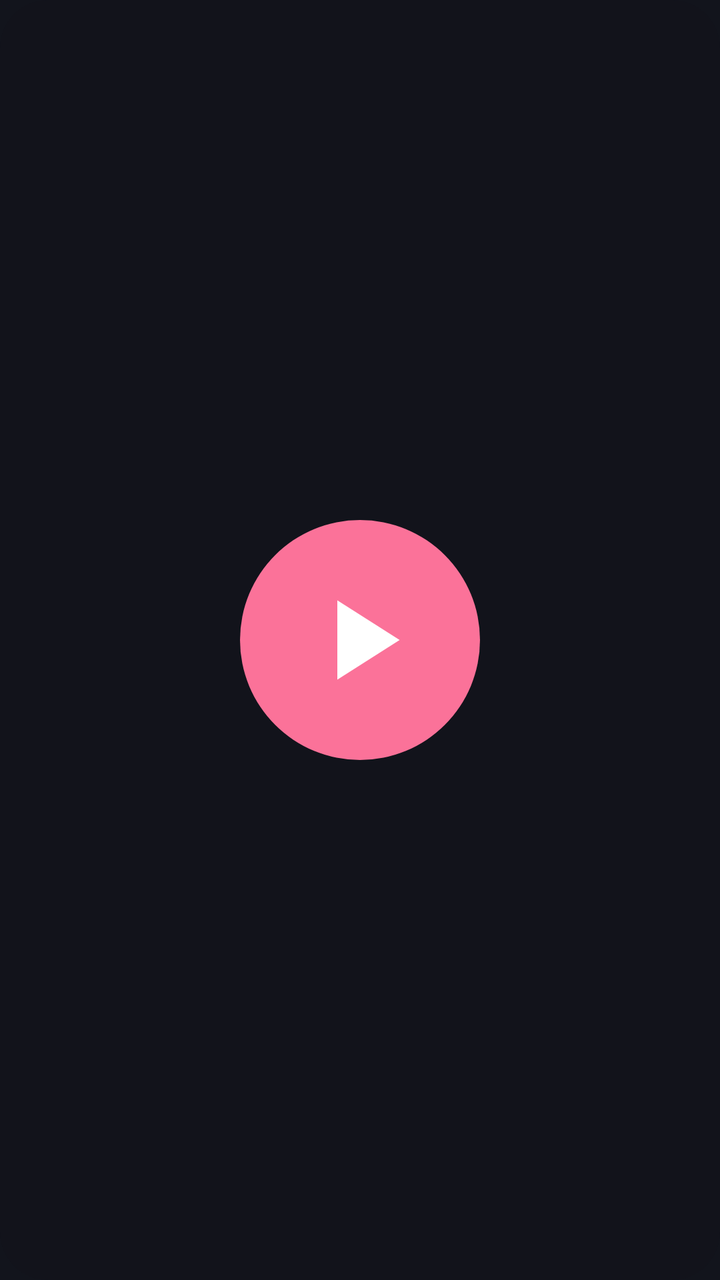
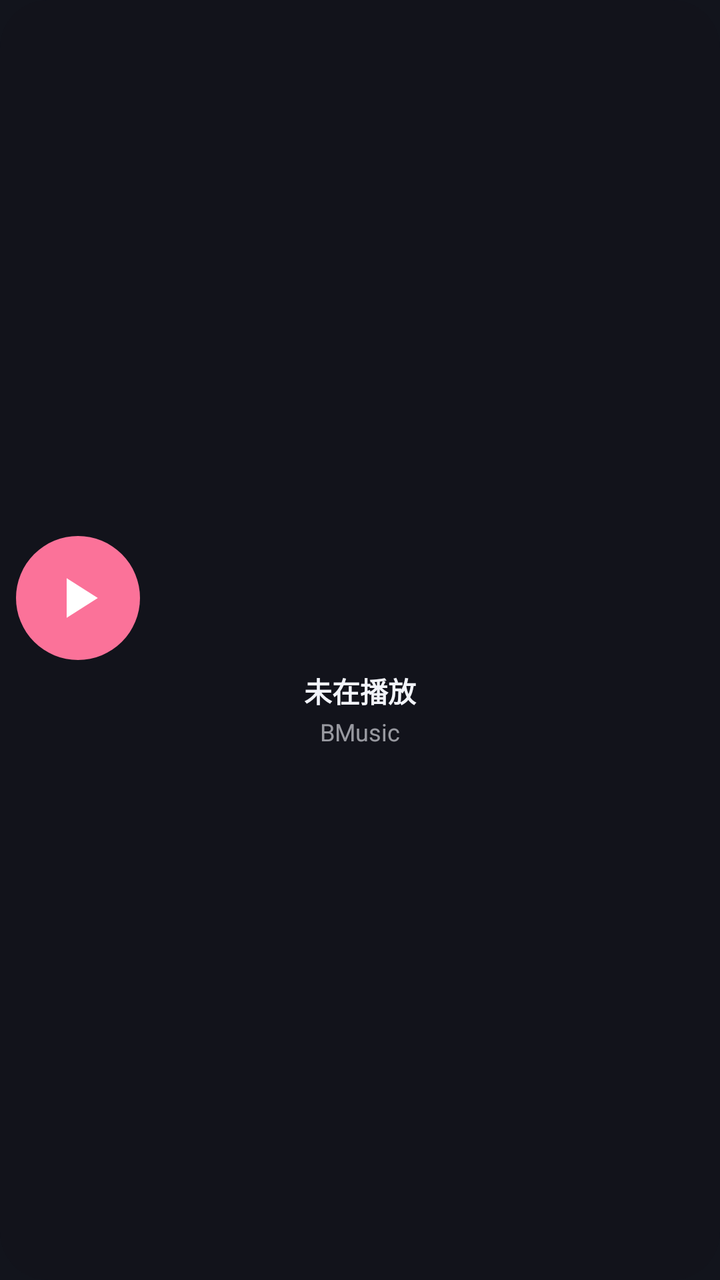

Compare the two renders of this Android layout. The source of the first and the diff that turns it into the second are given below.
<!-- AndroidManifest.xml: application theme AppTheme -->
<!-- res/layout/widget_play.xml -->
<?xml version="1.0" encoding="utf-8"?>
<FrameLayout xmlns:android="http://schemas.android.com/apk/res/android"
    android:id="@+id/widget_root"
    android:layout_width="match_parent"
    android:layout_height="match_parent"
    android:background="@drawable/widget_bg">

    <ImageView
        android:id="@+id/widget_toggle"
        android:layout_width="120dp"
        android:layout_height="120dp"
        android:layout_gravity="center"
        android:background="@drawable/widget_btn"
        android:scaleType="fitCenter"
        android:padding="26dp"
        android:src="@drawable/ic_play"
        android:contentDescription="@string/widget_play_pause" />
</FrameLayout>
<!-- resources referenced by this layout -->
<resources>
  <!-- drawable ic_play (drawable) -->
  <?xml version="1.0" encoding="utf-8"?>
  <vector xmlns:android="http://schemas.android.com/apk/res/android"
      android:width="24dp"
      android:height="24dp"
      android:viewportWidth="24.0"
      android:viewportHeight="24.0">
      <path
          android:fillColor="#FFFFFFFF"
          android:pathData="M8,5v14l11,-7z" />
  </vector>
  <!-- drawable widget_bg (drawable) -->
  <?xml version="1.0" encoding="utf-8"?>
  <shape xmlns:android="http://schemas.android.com/apk/res/android"
      android:shape="rectangle">
      <solid android:color="#F212141C" />
      <corners android:radius="24dp" />
  </shape>
  <!-- drawable widget_btn (drawable) -->
  <?xml version="1.0" encoding="utf-8"?>
  <shape xmlns:android="http://schemas.android.com/apk/res/android"
      android:shape="oval">
      <solid android:color="@color/accent" />
  </shape>
  <string name="widget_play_pause">播放 / 暂停</string>
  <style name="AppTheme" parent="@android:style/Theme.Material.NoActionBar">
          <item name="android:colorBackground">@color/bg</item>
          <item name="android:windowBackground">@color/bg</item>
          <item name="android:colorPrimary">@color/pink</item>
          <item name="android:colorPrimaryDark">@color/bg_soft</item>
          <item name="android:colorAccent">@color/pink</item>
          <item name="android:textColorPrimary">@color/text</item>
          <item name="android:textColorSecondary">@color/text_sub</item>
          <item name="android:navigationBarColor">@color/bg_soft</item>
          <item name="android:statusBarColor">@color/bg</item>
          <item name="android:windowLightStatusBar">false</item>
          <item name="android:windowTranslucentStatus">false</item>
          <item name="android:colorControlActivated">@color/pink</item>
          <item name="android:colorControlHighlight">#33FB7299</item>
          <item name="android:windowContentOverlay">@null</item>
      </style>
  <color name="accent">#FFFB7299</color>
  <color name="bg">#FF12141C</color>
  <color name="pink">#FFFB7299</color>
  <color name="bg_soft">#FF1A1D28</color>
  <color name="text">#FFF2F4FA</color>
  <color name="text_sub">#99F2F4FA</color>
</resources>

<!-- the commit's change to res/layout/widget_play.xml (unified diff, before → after) -->
@@ -1,18 +1,51 @@
 <?xml version="1.0" encoding="utf-8"?>
-<FrameLayout xmlns:android="http://schemas.android.com/apk/res/android"
+<LinearLayout xmlns:android="http://schemas.android.com/apk/res/android"
     android:id="@+id/widget_root"
     android:layout_width="match_parent"
     android:layout_height="match_parent"
-    android:background="@drawable/widget_bg">
+    android:background="@drawable/widget_bg"
+    android:gravity="center_vertical"
+    android:orientation="vertical"
+    android:padding="8dp">
 
-    <ImageView
-        android:id="@+id/widget_toggle"
-        android:layout_width="120dp"
-        android:layout_height="120dp"
-        android:layout_gravity="center"
-        android:background="@drawable/widget_btn"
-        android:scaleType="fitCenter"
-        android:padding="26dp"
-        android:src="@drawable/ic_play"
-        android:contentDescription="@string/widget_play_pause" />
-</FrameLayout>
+    <FrameLayout
+        android:layout_width="wrap_content"
+        android:layout_height="wrap_content"
+        android:layout_marginTop="2dp">
+
+        <ImageView
+            android:id="@+id/widget_toggle"
+            android:layout_width="62dp"
+            android:layout_height="62dp"
+            android:background="@drawable/widget_btn"
+            android:scaleType="fitCenter"
+            android:padding="14dp"
+            android:src="@drawable/ic_play"
+            android:contentDescription="@string/widget_play_pause" />
+    </FrameLayout>
+
+    <TextView
+        android:id="@+id/widget_title"
+        android:layout_width="match_parent"
+        android:layout_height="wrap_content"
+        android:layout_marginTop="5dp"
+        android:ellipsize="none"
+        android:gravity="center"
+        android:singleLine="true"
+        android:text="@string/widget_not_playing"
+        android:textColor="@color/text"
+        android:textSize="14sp"
+        android:textStyle="bold" />
+
+    <TextView
+        android:id="@+id/widget_sub"
+        android:layout_width="match_parent"
+        android:layout_height="wrap_content"
+        android:layout_marginTop="2dp"
+        android:ellipsize="none"
+        android:gravity="center"
+        android:singleLine="true"
+        android:text="@string/app_name"
+        android:textColor="@color/text_sub"
+        android:textSize="12sp" />
+</LinearLayout>
<!-- resource entries referenced after the edit -->
@@ -24,6 +24,8 @@
       android:shape="oval">
       <solid android:color="@color/accent" />
   </shape>
+  <string name="app_name">BMusic</string>
+  <string name="widget_not_playing">未在播放</string>
   <string name="widget_play_pause">播放 / 暂停</string>
   <style name="AppTheme" parent="@android:style/Theme.Material.NoActionBar">
           <item name="android:colorBackground">@color/bg</item>
